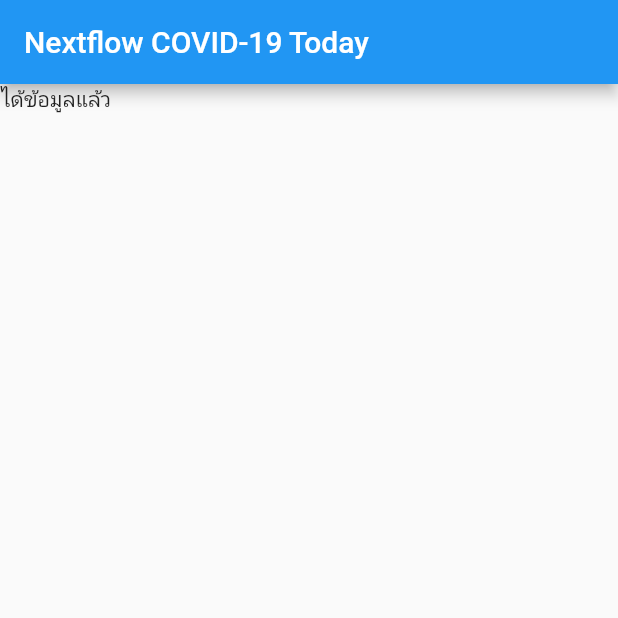
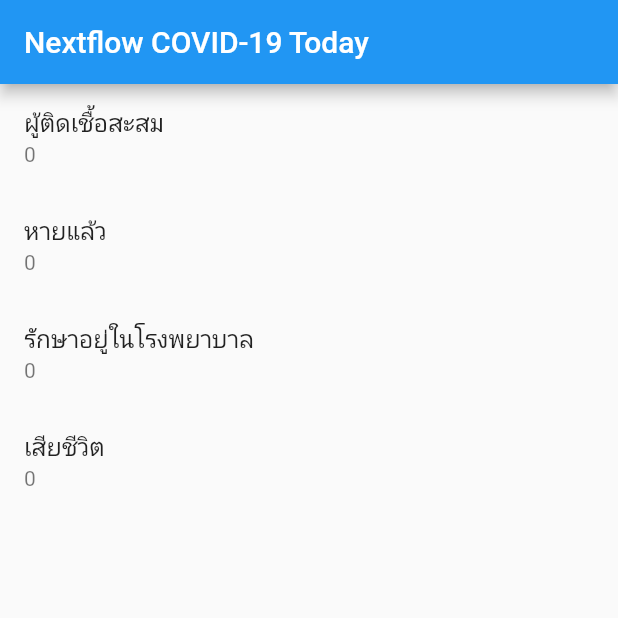
Before and after one commit to VeepCream/learnFluter, a Flutter app: the screen it shows after launch, on a phone screen of 412 x 824 dp, the top half of it. Run offline on Flutter 3.47's test engine with Material 2 defaults, Android fonts, the phone set to English and light mode, and no system bars; network calls fail.

```diff
--- a/lib/main.dart
+++ b/lib/main.dart
@@ -27,14 +27,11 @@ class MyHomePage extends StatefulWidget {
 }
 
 class _MyHomePageState extends State<MyHomePage> {
-  CovidTodayResult _dataFromWebAPI;
-
   @override
   void initState() {
     super.initState();
 
     print('init state');
-    getData();
   }
 
   Future<CovidTodayResult> getData() async {
@@ -42,7 +39,7 @@ class _MyHomePageState extends State<MyHomePage> {
 
     var result = covidTodayResultFromJson(response.body);
     // _dataFromWebAPI = covidTodayResultFromJson(response.body);
-    dev.log(_dataFromWebAPI.toJson().toString());
+    //dev.log(_dataFromWebAPI.toJson().toString());
     print("test");
 
     return result;
@@ -59,9 +56,30 @@ class _MyHomePageState extends State<MyHomePage> {
 
       body: FutureBuilder(
         future: getData(),
-        builder: (BuildContext context, AsyncSnapshot<dynamic> snapshot) {
+        builder:
+            (BuildContext context, AsyncSnapshot<CovidTodayResult> snapshot) {
           if (snapshot.connectionState == ConnectionState.done) {
-            return Text("ได้ข้อมูลแล้ว");
+            var result = snapshot.data;
+            return ListView(
+              children: <Widget>[
+                ListTile(
+                  title: Text('ผู้ติดเชื้อสะสม'),
+                  subtitle: Text('${result?.confirmed ?? "0"}'),
+                ),
+                ListTile(
+                  title: Text('หายแล้ว'),
+                  subtitle: Text('${result?.recovered ?? "0"}'),
+                ),
+                ListTile(
+                  title: Text('รักษาอยู่ในโรงพยาบาล'),
+                  subtitle: Text('${result?.hospitalized ?? "0"}'),
+                ),
+                ListTile(
+                  title: Text('เสียชีวิต'),
+                  subtitle: Text('${result?.deaths ?? "0"}'),
+                )
+              ],
+            );
           }
           return LinearProgressIndicator();
         },
```
